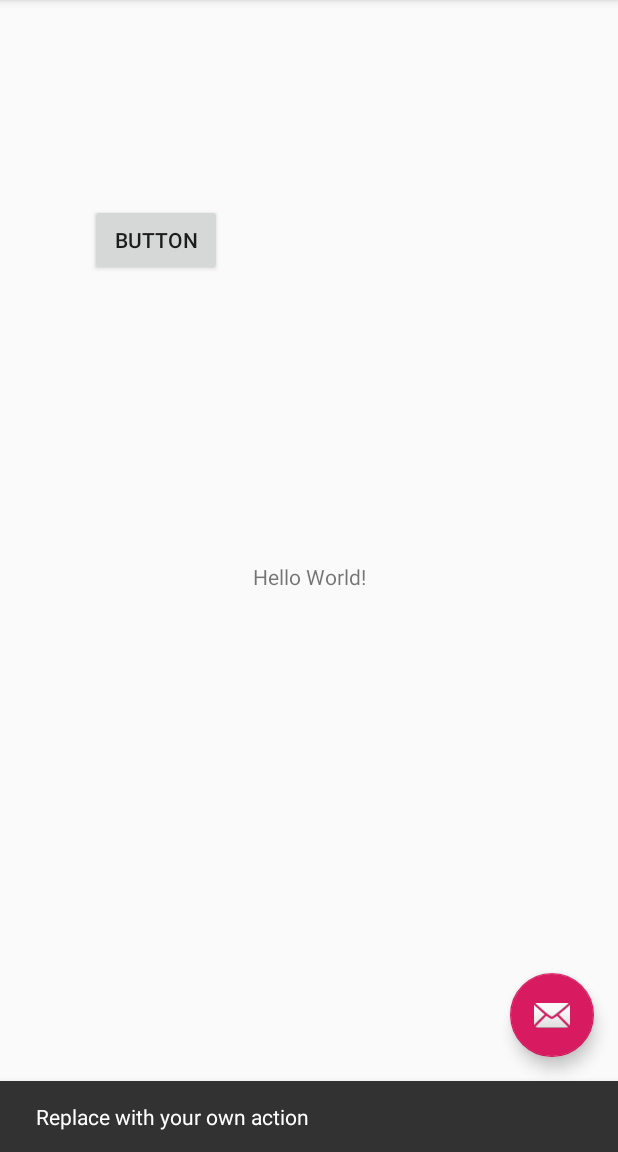
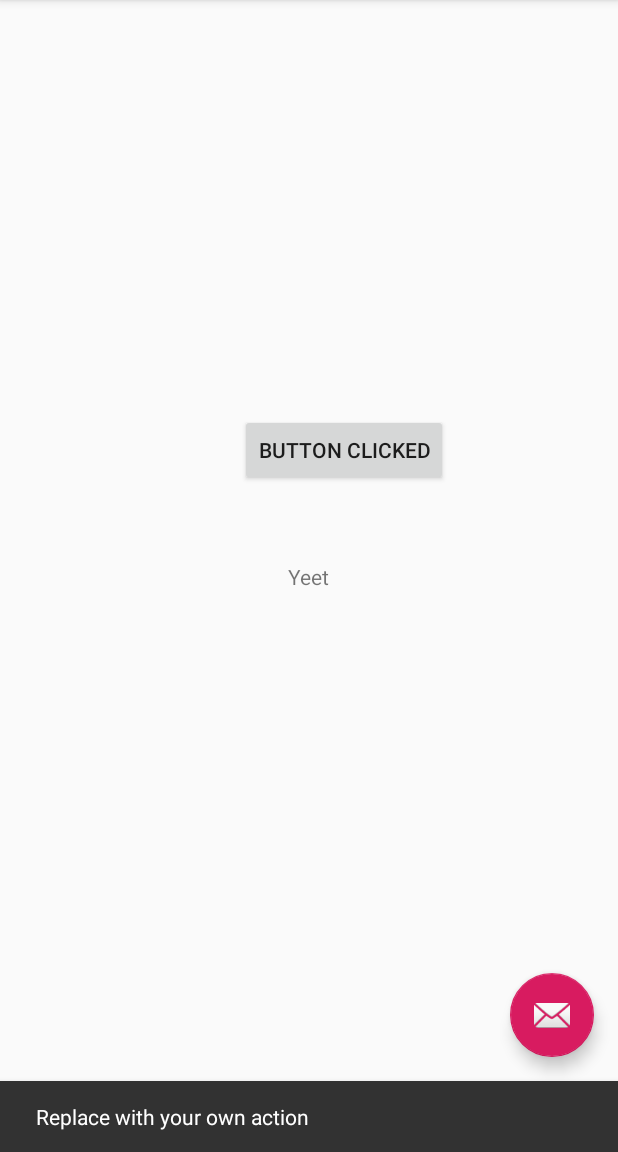
Before and after one commit to LewisIsWorking/HearthClone, an Android app: the screen it shows after launch (MainActivity), after a tap on an icon or button, on a phone screen of 412 x 824 dp, the part 84-1236 px from its top. Run offline under Robolectric (Android 15) with nearby library versions, the phone set to English and light mode, and no system bars; 3 other taps on this screen came first.

Commit message:
Addded button change text functionality

```diff
--- a/app/build.gradle
+++ b/app/build.gradle
@@ -24,6 +24,7 @@ dependencies {
     implementation 'androidx.appcompat:appcompat:1.0.2'
     implementation 'androidx.constraintlayout:constraintlayout:1.1.3'
     implementation 'com.google.android.material:material:1.0.0'
+    implementation 'androidx.legacy:legacy-support-v4:1.0.0'
     testImplementation 'junit:junit:4.12'
     androidTestImplementation 'androidx.test:runner:1.1.1'
     androidTestImplementation 'androidx.test.espresso:espresso-core:3.1.1'
--- a/app/src/main/AndroidManifest.xml
+++ b/app/src/main/AndroidManifest.xml
@@ -9,6 +9,7 @@
         android:roundIcon="@mipmap/ic_launcher_round"
         android:supportsRtl="true"
         android:theme="@style/AppTheme">
+
         <activity
             android:name=".MainActivity"
             android:label="@string/app_name"
--- a/app/src/main/java/com/example/hearthclone/MainActivity.java
+++ b/app/src/main/java/com/example/hearthclone/MainActivity.java
@@ -8,11 +8,19 @@ import com.google.android.material.snackbar.Snackbar;
 import androidx.appcompat.app.AppCompatActivity;
 import androidx.appcompat.widget.Toolbar;
 
+import android.speech.tts.TextToSpeech;
 import android.view.View;
 import android.view.Menu;
 import android.view.MenuItem;
+import android.widget.Button;
+import android.widget.TextView;
 
 public class MainActivity extends AppCompatActivity {
+
+    private static final String TAG = MainActivity.class.getSimpleName();
+
+    private Button changeButtonText;
+    private TextView Testview_HelloWord;
 
     @Override
     protected void onCreate(Bundle savedInstanceState) {
@@ -29,6 +37,28 @@ public class MainActivity extends AppCompatActivity {
                         .setAction("Action", null).show();
             }
         });
+
+        changeButtonText = (Button)findViewById(R.id.play_button);
+        Testview_HelloWord = (TextView) findViewById(R.id.Testview_HelloWord);
+
+        changeButtonText.setOnClickListener(new View.OnClickListener() {
+            @Override
+            public void onClick(View view) {
+
+                if(changeButtonText.getText() == "Button Clicked")
+                {
+                    changeButtonText.setText("STOP CLICKING ME");
+                    Testview_HelloWord.setText("Ah nooooooo");
+                }
+                else
+                {
+                    changeButtonText.setText("Button Clicked");
+                    Testview_HelloWord.setText("Yeet");
+                }
+
+            }
+        });
+
     }
 
     @Override
--- a/app/src/main/res/layout/activity_main.xml
+++ b/app/src/main/res/layout/activity_main.xml
@@ -14,7 +14,7 @@
         <androidx.appcompat.widget.Toolbar
             android:id="@+id/toolbar"
             android:layout_width="match_parent"
-            android:layout_height="?attr/actionBarSize"
+            android:layout_height="match_parent"
             android:background="?attr/colorPrimary"
             app:popupTheme="@style/AppTheme.PopupOverlay" />
 
--- a/app/src/main/res/layout/content_main.xml
+++ b/app/src/main/res/layout/content_main.xml
@@ -9,6 +9,7 @@
     tools:showIn="@layout/activity_main">
 
     <TextView
+        android:id="@+id/Testview_HelloWord"
         android:layout_width="wrap_content"
         android:layout_height="wrap_content"
         android:text="Hello World!"
@@ -18,12 +19,13 @@
         app:layout_constraintTop_toTopOf="parent" />
 
     <Button
-        android:id="@+id/button"
+        android:id="@+id/play_button"
         android:layout_width="wrap_content"
         android:layout_height="wrap_content"
-        android:layout_marginStart="60dp"
-        android:layout_marginBottom="584dp"
-        android:text="@string/button"
+        android:layout_marginStart="160dp"
+        android:layout_marginBottom="444dp"
+        android:text="Play"
+
         app:layout_constraintBottom_toBottomOf="parent"
         app:layout_constraintStart_toStartOf="parent" />
 
--- a/app/src/main/res/values/colors.xml
+++ b/app/src/main/res/values/colors.xml
@@ -3,4 +3,6 @@
     <color name="colorPrimary">#008577</color>
     <color name="colorPrimaryDark">#00574B</color>
     <color name="colorAccent">#D81B60</color>
+
+    <color name="black_overlay">#66000000</color>
 </resources>
--- a/app/src/main/res/values/strings.xml
+++ b/app/src/main/res/values/strings.xml
@@ -2,4 +2,8 @@
     <string name="app_name">HearthClone</string>
     <string name="action_settings">Settings</string>
     <string name="button">Button</string>
+
+    <string name="title_activity_game_screen">GameScreen</string>
+    <string name="dummy_button">Dummy Button</string>
+    <string name="dummy_content">DUMMY\nCONTENT</string>
 </resources>
```
Also changed, not shown: app/src/main/res/values/attrs.xml (added, +12 -0 lines), app/src/main/res/values/styles.xml (+12 -0 lines).
